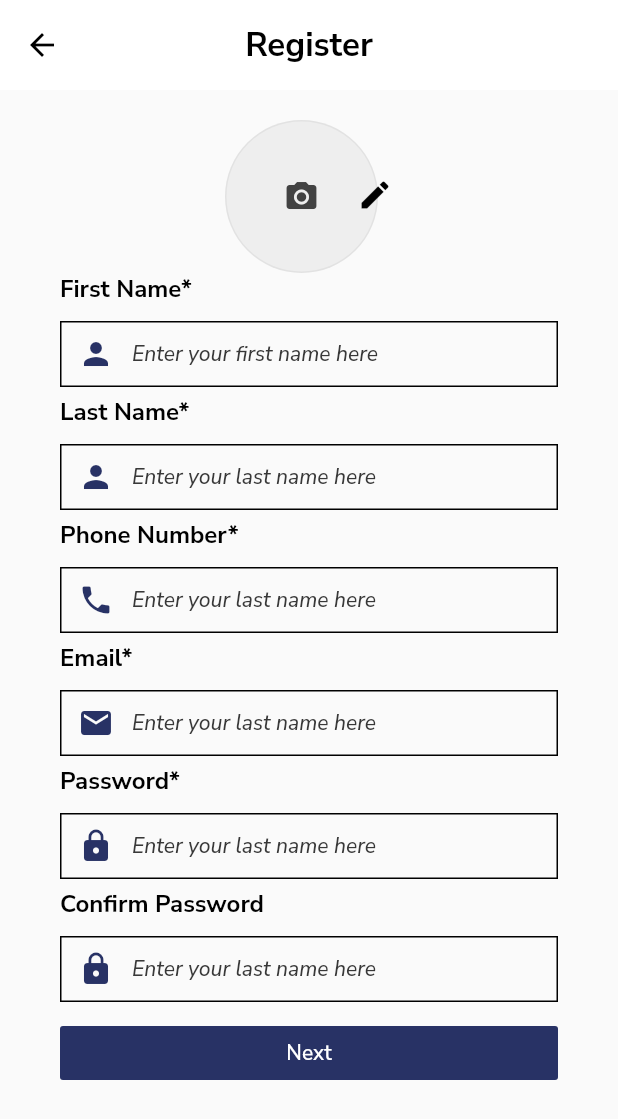
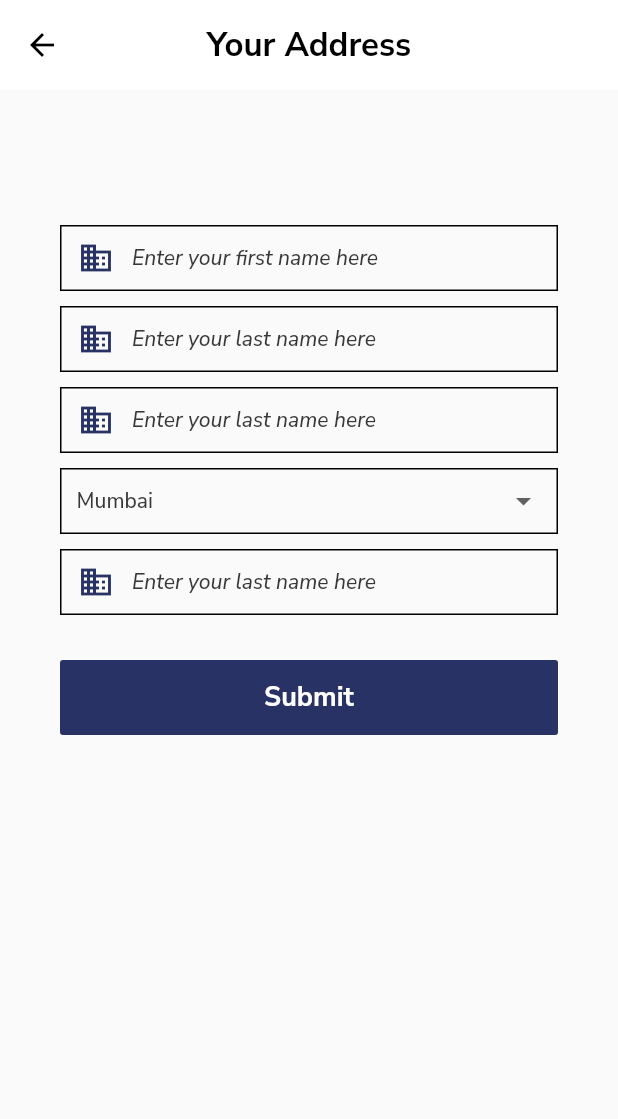
Before and after one commit to rajchristhu07/Registeration, a Flutter app: the RegisterPage screen opened directly, after a tap on "Next", on a phone screen of 412 x 824 dp. Shown: the top 1119 px of the screen. Run offline on Flutter 3.47's test engine with Material 2 defaults, Android fonts, the phone set to English and light mode, and no system bars; our stand-ins replace google_fonts, hexcolor, image_picker.

Commit message:
Address page done

```diff
--- a/neosoft_one/lib/main.dart
+++ b/neosoft_one/lib/main.dart
@@ -1,6 +1,7 @@
 import 'package:flutter/material.dart';
 import 'package:google_fonts/google_fonts.dart';
 import 'package:neosoftflutter/screens/landing_page.dart';
+import 'package:neosoftflutter/screens/register_page.dart';
 import 'package:neosoftflutter/utility/theme.dart';
 
 void main() {
--- /dev/null
+++ b/neosoft_one/lib/screens/address_page.dart
@@ -0,0 +1,317 @@
+import 'dart:io';
+
+import 'package:flutter/material.dart';
+import 'package:flutter/services.dart';
+import 'package:google_fonts/google_fonts.dart';
+import 'package:hexcolor/hexcolor.dart';
+import 'package:image_picker/image_picker.dart';
+import 'package:neosoftflutter/screens/pages/user_list.dart';
+
+import '../utility/text_style.dart';
+import '../utility/theme.dart';
+
+class AddressPage extends StatefulWidget {
+  @override
+  _AddressPageState createState() => _AddressPageState();
+}
+
+class _AddressPageState extends State<AddressPage> {
+final List<String> _stateList=[
+  "Mumbai",
+  "Chennai"
+];
+final String _currentState="Mumbai";
+  @override
+  void initState() {
+    super.initState();
+  }
+
+  @override
+  Widget build(BuildContext context) {
+    return Scaffold(
+        resizeToAvoidBottomInset: false,
+        appBar: AppBar(
+          leading: IconButton(
+            icon: Icon(Icons.arrow_back, color: Colors.black),
+            onPressed: () => Navigator.of(context).pop(),
+          ),
+          toolbarHeight: 60,
+          elevation: 0,
+          shadowColor: whiteColor,
+          foregroundColor: whiteColor,
+          centerTitle: true,
+          title: Text(
+            "Your Address",
+            textAlign: TextAlign.start,
+            style: TextStyle(
+                color: blackColor, fontSize: 22.0, fontWeight: FontWeight.bold),
+          ),
+          backgroundColor: whiteColor,
+        ),
+        body: SingleChildScrollView(
+            physics: ScrollPhysics(),
+            child: Container(
+              padding: EdgeInsets.only(right: 40, left: 40),
+              child: Column(
+                crossAxisAlignment: CrossAxisAlignment.start,
+                mainAxisAlignment: MainAxisAlignment.start,
+                children: [
+                  const SizedBox(
+                    height: 80,
+                  ),
+
+                  Padding(
+                    padding: const EdgeInsets.only(
+                      top: 10.0,
+                    ),
+                    child: Container(
+                      height: 44,
+                      child: TextFormField(
+                        key: ValueKey('name'),
+
+                        keyboardType: TextInputType.name,
+                        inputFormatters: [
+                          FilteringTextInputFormatter.allow(
+                              RegExp(r"[a-zA-Z]+|\s"))
+                        ],
+                        onChanged: (value) {
+                          // name = value;
+                        },
+                        style: TextStyle(fontSize: 14),
+                        decoration: InputDecoration(
+                          prefixIcon:  Icon(Icons.business,color: primaryColor,),
+                          hintText: 'Enter your first name here',
+                          hintStyle: TextStyle(
+                              fontSize: 14,
+                              color: HexColor("#383838"),
+                              fontStyle: FontStyle.italic,
+                              fontWeight: FontWeight.w500),
+                          contentPadding: const EdgeInsets.symmetric(
+                              vertical: 10, horizontal: 15),
+
+                          enabledBorder: OutlineInputBorder(
+                            borderRadius:
+                            const BorderRadius.all(Radius.circular(0.0)),
+                            borderSide: BorderSide(color: blackColor, width: 1),
+                          ),
+                          focusedBorder: OutlineInputBorder(
+                            borderRadius:
+                            BorderRadius.all(Radius.circular(0.0)),
+                            borderSide: BorderSide(color: blackColor, width: 1),
+                          ),
+                          // border: OutlineInputBorder(
+                          //   borderRadius: BorderRadius.all(Radius.circular(6.0)),
+                          //     borderSide: BorderSide(color: HexColor("#E2E2E2"), width: 1),
+                          //
+                          // ),
+                        ),
+                      ),
+                    ),
+                  ),
+
+                  Padding(
+                    padding: const EdgeInsets.only(
+                      top: 10.0,
+                    ),
+                    child: Container(
+                      height: 44,
+                      child: TextFormField(
+                        key: ValueKey('name'),
+                        keyboardType: TextInputType.name,
+                        inputFormatters: [
+                          FilteringTextInputFormatter.allow(
+                              RegExp(r"[a-zA-Z]+|\s"))
+                        ],
+                        onChanged: (value) {
+                          // name = value;
+                        },
+                        style: TextStyle(fontSize: 14),
+                        decoration: InputDecoration(
+                          prefixIcon:  Icon(Icons.business,color: primaryColor,),
+                          hintText: 'Enter your last name here',
+                          hintStyle: TextStyle(
+                              fontSize: 14,
+                              color: HexColor("#383838"),
+                              fontStyle: FontStyle.italic,
+                              fontWeight: FontWeight.w500),
+                          contentPadding: const EdgeInsets.symmetric(
+                              vertical: 10, horizontal: 15),
+
+                          enabledBorder: OutlineInputBorder(
+                            borderRadius:
+                            const BorderRadius.all(Radius.circular(0.0)),
+                            borderSide: BorderSide(color: blackColor, width: 1),
+                          ),
+                          focusedBorder: OutlineInputBorder(
+                            borderRadius:
+                            BorderRadius.all(Radius.circular(0.0)),
+                            borderSide: BorderSide(color: blackColor, width: 1),
+                          ),
+                          // border: OutlineInputBorder(
+                          //   borderRadius: BorderRadius.all(Radius.circular(6.0)),
+                          //     borderSide: BorderSide(color: HexColor("#E2E2E2"), width: 1),
+                          //
+                          // ),
+                        ),
+                      ),
+                    ),
+                  ),
+
+                  Padding(
+                    padding: const EdgeInsets.only(
+                      top: 10.0,
+                    ),
+                    child: Container(
+                      height: 44,
+                      child: TextFormField(
+                        key: ValueKey('name'),
+                        keyboardType: TextInputType.name,
+                        inputFormatters: [
+                          FilteringTextInputFormatter.allow(
+                              RegExp(r"[a-zA-Z]+|\s"))
+                        ],
+                        onChanged: (value) {
+                          // name = value;
+                        },
+                        style: TextStyle(fontSize: 14),
+                        decoration: InputDecoration(
+                          prefixIcon:  Icon(Icons.business,color: primaryColor,),
+                          hintText: 'Enter your last name here',
+                          hintStyle: TextStyle(
+                              fontSize: 14,
+                              color: HexColor("#383838"),
+                              fontStyle: FontStyle.italic,
+                              fontWeight: FontWeight.w500),
+                          contentPadding: const EdgeInsets.symmetric(
+                              vertical: 10, horizontal: 15),
+
+                          enabledBorder: OutlineInputBorder(
+                            borderRadius:
+                            const BorderRadius.all(Radius.circular(0.0)),
+                            borderSide: BorderSide(color: blackColor, width: 1),
+                          ),
+                          focusedBorder: OutlineInputBorder(
+                            borderRadius:
+                            BorderRadius.all(Radius.circular(0.0)),
+                            borderSide: BorderSide(color: blackColor, width: 1),
+                          ),
+                          // border: OutlineInputBorder(
+                          //   borderRadius: BorderRadius.all(Radius.circular(6.0)),
+                          //     borderSide: BorderSide(color: HexColor("#E2E2E2"), width: 1),
+                          //
+                          // ),
+                        ),
+                      ),
+                    ),
+                  ),
+              Padding(
+                padding: const EdgeInsets.only(
+                  top: 10.0,
+                ),
+                child:
+                  Container(
+                      padding: const EdgeInsets.only(
+                          left: 10.0, right: 10),
+                      decoration: BoxDecoration(
+                        border: Border.all(
+                            color: blackColor,
+                            // set border color
+                            width: 1.0),
+                        shape: BoxShape.rectangle,
+                        borderRadius: const BorderRadius.all(
+                            Radius.circular(0.0)),
+                      ),
+                      width: MediaQuery.of(context).size.width,
+                      height: 44,
+                      child: DropdownButtonHideUnderline(
+                        child: DropdownButton<String>(
+                          value: _currentState,
+                          items: _stateList.map((String value) {
+                            return DropdownMenuItem<String>(
+                              value: value,
+                              child: Text(
+                                value,
+                                style: TextStyle(
+                                    fontWeight: FontWeight.w500,
+                                    fontSize: 14,
+                                    color: HexColor("#383838")),
+                              ),
+                            );
+                          }).toList(),
+                          onChanged: (value) {
+                            setState(() {
+                              // _chooseArt = value!;
+                            });
+                          },
+                        ),
+                      )),
+              ),
+                  Padding(
+                    padding: const EdgeInsets.only(
+                      top: 10.0,
+                    ),
+                    child: Container(
+                      height: 44,
+                      child: TextFormField(
+                        key: ValueKey('name'),
+                        keyboardType: TextInputType.name,
+                        inputFormatters: [
+                          FilteringTextInputFormatter.allow(
+                              RegExp(r"[a-zA-Z]+|\s"))
+                        ],
+                        onChanged: (value) {
+                          // name = value;
+                        },
+                        style: TextStyle(fontSize: 14),
+                        decoration: InputDecoration(
+                          prefixIcon:  Icon(Icons.business,color: primaryColor,),
+                          hintText: 'Enter your last name here',
+                          hintStyle: TextStyle(
+                              fontSize: 14,
+                              color: HexColor("#383838"),
+                              fontStyle: FontStyle.italic,
+                              fontWeight: FontWeight.w500),
+                          contentPadding: const EdgeInsets.symmetric(
+                              vertical: 10, horizontal: 15),
+
+                          enabledBorder: OutlineInputBorder(
+                            borderRadius:
+                            const BorderRadius.all(Radius.circular(0.0)),
+                            borderSide: BorderSide(color: blackColor, width: 1),
+                          ),
+                          focusedBorder: OutlineInputBorder(
+                            borderRadius:
+                            BorderRadius.all(Radius.circular(0.0)),
+                            borderSide: BorderSide(color: blackColor, width: 1),
+                          ),
+                          // border: OutlineInputBorder(
+                          //   borderRadius: BorderRadius.all(Radius.circular(6.0)),
+                          //     borderSide: BorderSide(color: HexColor("#E2E2E2"), width: 1),
+                          //
+                          // ),
+                        ),
+                      ),
+                    ),
+                  ),
+
+                  const SizedBox(
+                    height: 30,
+                  ),
+                  FlatButton(
+                      minWidth: MediaQuery.of(context).size.width,
+                      height: 50,
+
+                      color: primaryColor,
+                      textColor: Colors.white,
+                      child: const Text('Submit',style: TextStyle(fontSize:18,fontWeight: FontWeight.bold),),
+                      onPressed: () {}),
+                  const SizedBox(
+                    height: 40,
+                  ),
+                ],
+              ),
+            )));
+  }
+
+
+}
--- a/neosoft_one/lib/screens/custom_widget/user_dialog.dart
+++ b/neosoft_one/lib/screens/custom_widget/user_dialog.dart
@@ -1,6 +1,7 @@
 import 'package:flutter/cupertino.dart';
 import 'package:flutter/material.dart';
 import 'package:hexcolor/hexcolor.dart';
+import 'package:neosoftflutter/utility/theme.dart';
 
 import '../../utility/text_style.dart';
 
@@ -102,8 +103,9 @@ class _CustomDialogBoxState extends State<CustomUserDetailDialogBox> {
                                         height: 60.0, width: 60.0, fit: BoxFit.cover),
                                   ),
                                 ),
-                                Text("ajfbadfhjabdsfjasasjfhashjfjashf"),
-                                Text("data"),
+                                SizedBox(height: 10,),
+                                Text("raj@gmail.com",style: titleMediumDefaultTextStyle,),
+                                Text("9597138105",style: titleMediumDefaultTextStyleBlack,),
                               ],
                             )
 
@@ -123,7 +125,7 @@ class _CustomDialogBoxState extends State<CustomUserDetailDialogBox> {
                               mainAxisSize: MainAxisSize.min,
                               children: [
                                 Text(
-                                  "dj",
+                                  "Raj",
                                   //         widget.contentList[index].name.toString(),
                                   softWrap: true,
                                   style: TextStyle(
@@ -135,10 +137,10 @@ class _CustomDialogBoxState extends State<CustomUserDetailDialogBox> {
                                   height: 6,
                                 ),
                                 Text(
-                                  "dsfsa",
+                                  "Software Engineer",
                                   style: TextStyle(
                                       fontSize: 16,
-                                      color: HexColor("#717171"),
+                                      color: primaryColor,
                                       fontWeight: FontWeight.w600),
                                   textAlign: TextAlign.start,
                                 ),
@@ -216,10 +218,10 @@ class _CustomDialogBoxState extends State<CustomUserDetailDialogBox> {
                       ),
                       Text(
                         "Graduate",
-                        style: paragraphDefaultTextStyle,
+                        style: paragraphRegularDefaultTextStyle,
                       ), Text(
                         "Graduate",
-                        style: paragraphDefaultTextStyle,
+                        style: paragraphRegularDefaultTextStyle,
                       )
 
                     ],
--- a/neosoft_one/lib/screens/landing_page.dart
+++ b/neosoft_one/lib/screens/landing_page.dart
@@ -2,6 +2,7 @@ import 'package:flutter/material.dart';
 import 'package:google_fonts/google_fonts.dart';
 import 'package:hexcolor/hexcolor.dart';
 import 'package:neosoftflutter/screens/pages/user_list.dart';
+import 'package:neosoftflutter/screens/register_page.dart';
 
 import '../utility/theme.dart';
 
@@ -70,7 +71,12 @@ class _LandingPageState extends State<LandingPage> {
                       borderRadius: BorderRadius.circular(0),
                     ),
                   ),
-                  onPressed: () {},
+                  onPressed: () {
+                    Navigator.push(
+                      context,
+                      MaterialPageRoute(builder: (context) => RegisterPage()),
+                    );
+                  },
                   child: const Text('Register'),
                 ),
               ))
--- a/neosoft_one/lib/screens/register_page.dart
+++ b/neosoft_one/lib/screens/register_page.dart
@@ -5,6 +5,7 @@ import 'package:flutter/services.dart';
 import 'package:google_fonts/google_fonts.dart';
 import 'package:hexcolor/hexcolor.dart';
 import 'package:image_picker/image_picker.dart';
+import 'package:neosoftflutter/screens/address_page.dart';
 import 'package:neosoftflutter/screens/pages/user_list.dart';
 
 import '../utility/text_style.dart';
@@ -427,14 +428,20 @@ class _RegisterPageState extends State<RegisterPage> {
                     ),
                   ),
                   SizedBox(
-                    height: 10,
+                    height: 30,
                   ),
                   FlatButton(
                     minWidth: MediaQuery.of(context).size.width,
+                      height: 50,
                       color: primaryColor,
                       textColor: Colors.white,
-                      child: Text('Next'),
-                      onPressed: () {}),
+                      child: const Text('Next',style: TextStyle(fontSize:18,fontWeight: FontWeight.bold),),
+                      onPressed: () {
+                        Navigator.push(
+                          context,
+                          MaterialPageRoute(builder: (context) => AddressPage()),
+                        );
+                      }),
                   SizedBox(
                     height: 40,
                   ),
--- a/neosoft_one/lib/utility/text_style.dart
+++ b/neosoft_one/lib/utility/text_style.dart
@@ -4,6 +4,7 @@ import 'theme.dart';
 
 TextStyle titleDefaultTextStyle =  TextStyle(color: blackColor, fontSize: 16.0, fontWeight: FontWeight.bold);
 TextStyle titleLongTextStyle =  TextStyle(color: blackColor, fontSize: 22.0, fontWeight: FontWeight.w700);
-TextStyle titleMediumDefaultTextStyle =  TextStyle(color: blackColor, fontSize: 16.0, fontWeight: FontWeight.w500);
-TextStyle paragraphDefaultTextStyle =  TextStyle(color: blackColor, fontSize: 14.0, fontWeight: FontWeight.w500);
+TextStyle titleMediumDefaultTextStyle =  TextStyle(color: primaryColor, fontSize: 14.0, fontWeight: FontWeight.w500);
+TextStyle titleMediumDefaultTextStyleBlack =  TextStyle(color: blackColor, fontSize: 10.0, fontWeight: FontWeight.w500);
+TextStyle paragraphDefaultTextStyle =  TextStyle(color: blackColor, fontSize: 10.0, fontWeight: FontWeight.w500);
 TextStyle paragraphRegularDefaultTextStyle =  TextStyle(color: blackColor, fontSize: 14.0, fontWeight: FontWeight.w500,fontStyle: FontStyle.italic);
```
